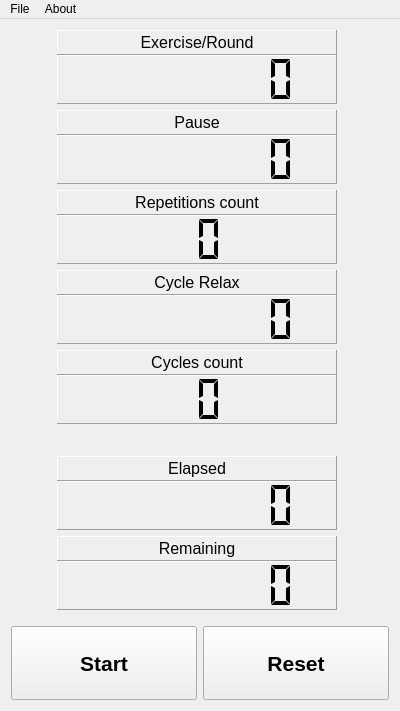
Old version of the form SimpleTrainingTimer/mainwindow.ui in the repository Myzhar/SimpleTrainingTimer.
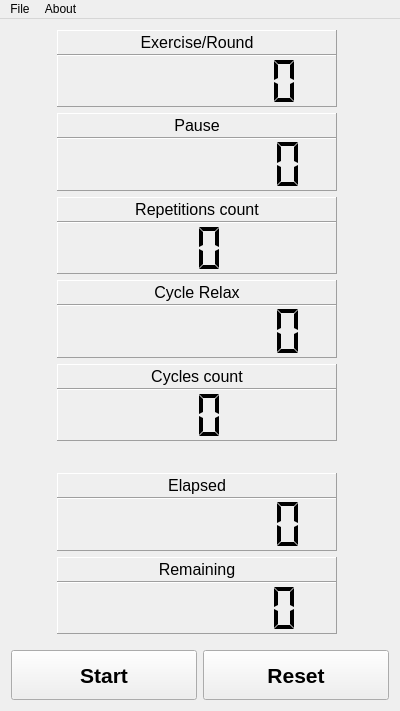
New version of the form. Icons and pictures are not drawn. Custom widgets are drawn as their Qt base class.

```diff
--- a/SimpleTrainingTimer/mainwindow.ui
+++ b/SimpleTrainingTimer/mainwindow.ui
@@ -120,7 +120,7 @@
       <item>
        <widget class="QLabel" name="label_elapsed">
         <property name="sizePolicy">
-         <sizepolicy hsizetype="MinimumExpanding" vsizetype="Preferred">
+         <sizepolicy hsizetype="MinimumExpanding" vsizetype="Maximum">
           <horstretch>0</horstretch>
           <verstretch>0</verstretch>
          </sizepolicy>
@@ -197,7 +197,7 @@
       <item>
        <widget class="QLabel" name="label_repetitions">
         <property name="sizePolicy">
-         <sizepolicy hsizetype="MinimumExpanding" vsizetype="Preferred">
+         <sizepolicy hsizetype="MinimumExpanding" vsizetype="Maximum">
           <horstretch>0</horstretch>
           <verstretch>0</verstretch>
          </sizepolicy>
@@ -279,7 +279,7 @@
       <item>
        <widget class="QLabel" name="label_cycles">
         <property name="sizePolicy">
-         <sizepolicy hsizetype="MinimumExpanding" vsizetype="Preferred">
+         <sizepolicy hsizetype="MinimumExpanding" vsizetype="Maximum">
           <horstretch>0</horstretch>
           <verstretch>0</verstretch>
          </sizepolicy>
@@ -358,7 +358,7 @@
       <item>
        <widget class="QLabel" name="label_remaining">
         <property name="sizePolicy">
-         <sizepolicy hsizetype="MinimumExpanding" vsizetype="Preferred">
+         <sizepolicy hsizetype="MinimumExpanding" vsizetype="Maximum">
           <horstretch>0</horstretch>
           <verstretch>0</verstretch>
          </sizepolicy>
@@ -435,7 +435,7 @@
       <item>
        <widget class="QLabel" name="label_relax">
         <property name="sizePolicy">
-         <sizepolicy hsizetype="MinimumExpanding" vsizetype="Preferred">
+         <sizepolicy hsizetype="MinimumExpanding" vsizetype="Maximum">
           <horstretch>0</horstretch>
           <verstretch>0</verstretch>
          </sizepolicy>
@@ -528,7 +528,7 @@
       <item>
        <widget class="QLabel" name="label_pause">
         <property name="sizePolicy">
-         <sizepolicy hsizetype="MinimumExpanding" vsizetype="Preferred">
+         <sizepolicy hsizetype="MinimumExpanding" vsizetype="Maximum">
           <horstretch>0</horstretch>
           <verstretch>0</verstretch>
          </sizepolicy>
@@ -608,7 +608,7 @@
       <property name="minimumSize">
        <size>
         <width>40</width>
-        <height>70</height>
+        <height>0</height>
        </size>
       </property>
      </widget>
@@ -618,7 +618,7 @@
       <item>
        <widget class="QPushButton" name="pushButton_start_pause">
         <property name="sizePolicy">
-         <sizepolicy hsizetype="Minimum" vsizetype="MinimumExpanding">
+         <sizepolicy hsizetype="Minimum" vsizetype="Maximum">
           <horstretch>0</horstretch>
           <verstretch>0</verstretch>
          </sizepolicy>
@@ -644,7 +644,7 @@
       <item>
        <widget class="QPushButton" name="pushButton_reset">
         <property name="sizePolicy">
-         <sizepolicy hsizetype="Minimum" vsizetype="MinimumExpanding">
+         <sizepolicy hsizetype="Minimum" vsizetype="Maximum">
           <horstretch>0</horstretch>
           <verstretch>0</verstretch>
          </sizepolicy>
@@ -680,7 +680,7 @@
       <property name="minimumSize">
        <size>
         <width>40</width>
-        <height>70</height>
+        <height>0</height>
        </size>
       </property>
      </widget>
```
Left out of the diff: 2 changed lines with no effect on the pictures.
